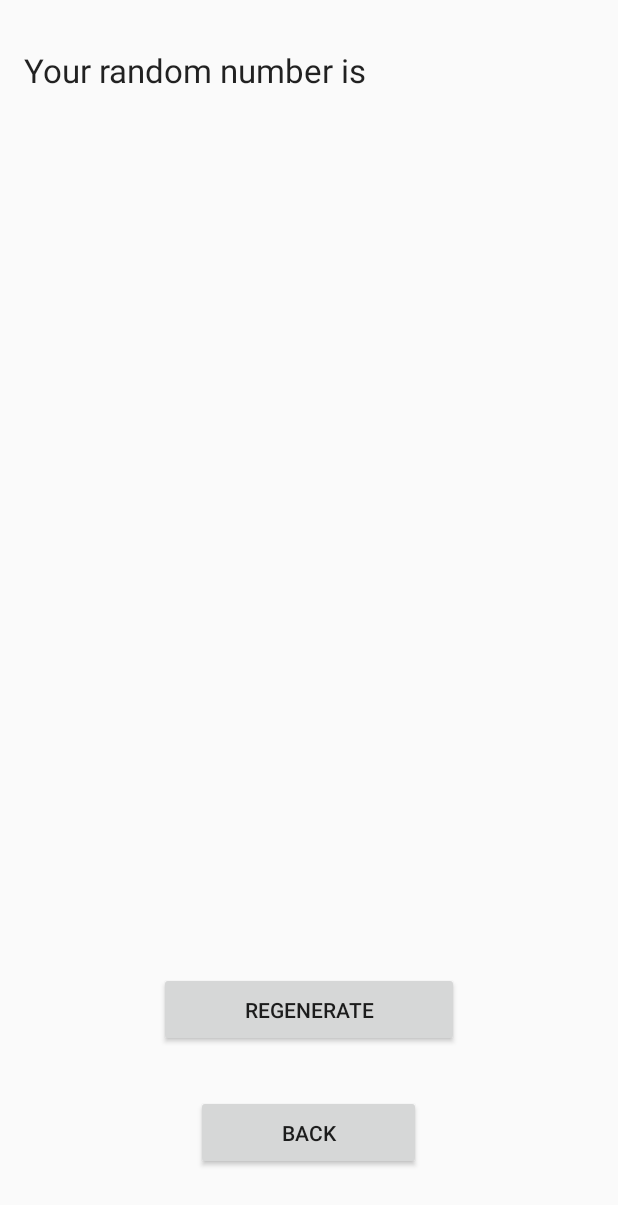
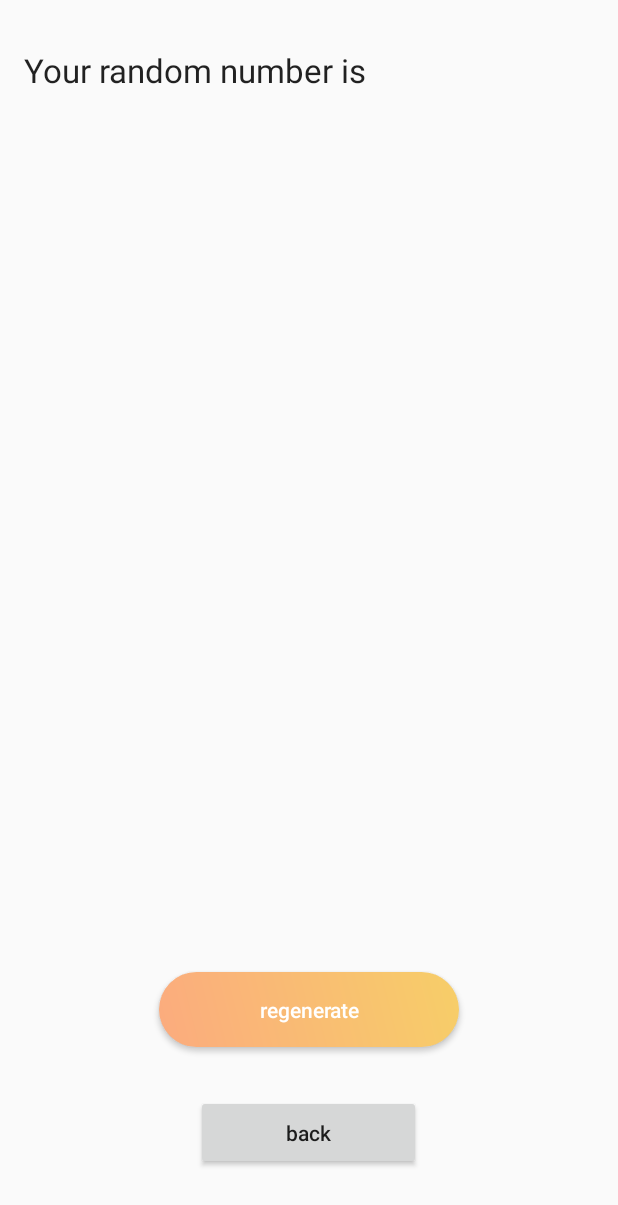
Before and after one commit to MamboBryan/Randomy, an Android app: the MainActivity screen opened directly, with no data from a screen before it, on a phone screen of 412 x 824 dp. Shown: the top 1205 px of the screen. Run offline under Robolectric (Android 15) with nearby library versions, the phone set to English and light mode, and no system bars; 2 statements that could not run were skipped.

Commit message:
[Feature #166255116] Added main activity UI

```diff
--- a/app/src/main/res/layout/activity_main.xml
+++ b/app/src/main/res/layout/activity_main.xml
@@ -45,19 +45,23 @@
         app:layout_constraintStart_toStartOf="parent">
 
         <Button
-            android:layout_marginTop="32dp"
-            android:layout_gravity="center"
             android:id="@+id/button_regenerate"
             android:layout_width="200dp"
             android:layout_height="50dp"
-            android:text="@string/regenerate_button_text" />
+            android:layout_gravity="center"
+            android:layout_marginTop="32dp"
+            android:background="@drawable/buttons_bg"
+            android:text="@string/regenerate_button_text"
+            android:textAllCaps="false"
+            android:textColor="@android:color/white" />
 
         <Button
-            android:layout_marginTop="32dp"
-            android:layout_gravity="center"
             android:id="@+id/button_back"
             android:layout_width="150dp"
             android:layout_height="50dp"
-            android:text="@string/back_button_text" />
+            android:layout_gravity="center"
+            android:layout_marginTop="32dp"
+            android:text="@string/back_button_text"
+            android:textAllCaps="false" />
     </LinearLayout>
 </android.support.constraint.ConstraintLayout>
```
